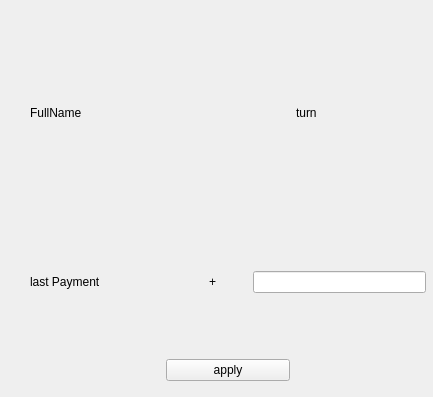
First picture: the form in contributorItemExtended.ui, repository amirfarhoudniya/Chest, before the edit.
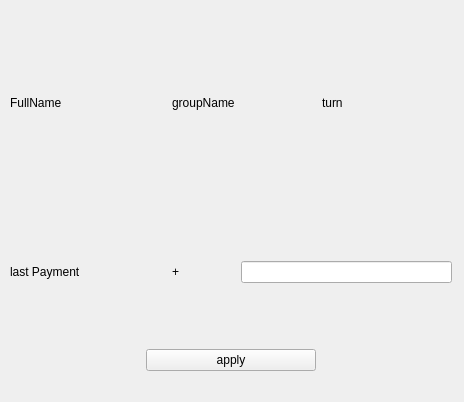
Second picture: the form after the edit.

```diff
--- a/contributorItemExtended.ui
+++ b/contributorItemExtended.ui
@@ -6,39 +6,43 @@
    <rect>
     <x>0</x>
     <y>0</y>
-    <width>433</width>
-    <height>397</height>
+    <width>464</width>
+    <height>402</height>
    </rect>
   </property>
   <property name="windowTitle">
    <string>Form</string>
   </property>
-  <widget class="QWidget" name="">
+  <widget class="QWidget" name="layoutWidget">
    <property name="geometry">
     <rect>
-     <x>30</x>
-     <y>20</y>
-     <width>396</width>
+     <x>10</x>
+     <y>10</y>
+     <width>442</width>
      <height>361</height>
     </rect>
    </property>
    <layout class="QGridLayout" name="gridLayout">
-    <item row="2" column="2">
-     <spacer name="verticalSpacer_4">
+    <item row="1" column="3">
+     <spacer name="horizontalSpacer_3">
       <property name="orientation">
-       <enum>Qt::Vertical</enum>
-      </property>
-      <property name="sizeType">
-       <enum>QSizePolicy::Fixed</enum>
+       <enum>Qt::Horizontal</enum>
       </property>
       <property name="sizeHint" stdset="0">
        <size>
-        <width>20</width>
-        <height>60</height>
+        <width>40</width>
+        <height>20</height>
        </size>
       </property>
      </spacer>
     </item>
+    <item row="1" column="0" colspan="2">
+     <widget class="QLabel" name="fullName_label">
+      <property name="text">
+       <string>FullName</string>
+      </property>
+     </widget>
+    </item>
     <item row="6" column="0">
      <spacer name="horizontalSpacer_2">
       <property name="orientation">
@@ -55,6 +59,78 @@
       </property>
      </spacer>
     </item>
+    <item row="4" column="3" colspan="3">
+     <widget class="QLineEdit" name="payment_lineEdit">
+      <property name="sizePolicy">
+       <sizepolicy hsizetype="Expanding" vsizetype="Preferred">
+        <horstretch>0</horstretch>
+        <verstretch>0</verstretch>
+       </sizepolicy>
+      </property>
+     </widget>
+    </item>
+    <item row="6" column="1" colspan="3">
+     <widget class="QPushButton" name="apply_pushButton">
+      <property name="text">
+       <string>apply</string>
+      </property>
+     </widget>
+    </item>
+    <item row="3" column="2">
+     <spacer name="verticalSpacer_4">
+      <property name="orientation">
+       <enum>Qt::Vertical</enum>
+      </property>
+      <property name="sizeType">
+       <enum>QSizePolicy::Fixed</enum>
+      </property>
+      <property name="sizeHint" stdset="0">
+       <size>
+        <width>20</width>
+        <height>60</height>
+       </size>
+      </property>
+     </spacer>
+    </item>
+    <item row="6" column="4" colspan="2">
+     <spacer name="horizontalSpacer">
+      <property name="orientation">
+       <enum>Qt::Horizontal</enum>
+      </property>
+      <property name="sizeType">
+       <enum>QSizePolicy::Fixed</enum>
+      </property>
+      <property name="sizeHint" stdset="0">
+       <size>
+        <width>130</width>
+        <height>20</height>
+       </size>
+      </property>
+     </spacer>
+    </item>
+    <item row="3" column="1">
+     <spacer name="verticalSpacer_5">
+      <property name="orientation">
+       <enum>Qt::Vertical</enum>
+      </property>
+      <property name="sizeType">
+       <enum>QSizePolicy::Fixed</enum>
+      </property>
+      <property name="sizeHint" stdset="0">
+       <size>
+        <width>20</width>
+        <height>60</height>
+       </size>
+      </property>
+     </spacer>
+    </item>
+    <item row="1" column="4">
+     <widget class="QLabel" name="turn_label">
+      <property name="text">
+       <string>turn</string>
+      </property>
+     </widget>
+    </item>
     <item row="5" column="2">
      <spacer name="verticalSpacer_2">
       <property name="orientation">
@@ -71,13 +147,81 @@
       </property>
      </spacer>
     </item>
+    <item row="2" column="4">
+     <spacer name="verticalSpacer_8">
+      <property name="orientation">
+       <enum>Qt::Vertical</enum>
+      </property>
+      <property name="sizeHint" stdset="0">
+       <size>
+        <width>20</width>
+        <height>40</height>
+       </size>
+      </property>
+     </spacer>
+    </item>
+    <item row="1" column="2">
+     <widget class="QLabel" name="groupName_label">
+      <property name="text">
+       <string>groupName</string>
+      </property>
+     </widget>
+    </item>
+    <item row="5" column="1">
+     <spacer name="verticalSpacer">
+      <property name="orientation">
+       <enum>Qt::Vertical</enum>
+      </property>
+      <property name="sizeType">
+       <enum>QSizePolicy::Fixed</enum>
+      </property>
+      <property name="sizeHint" stdset="0">
+       <size>
+        <width>20</width>
+        <height>60</height>
+       </size>
+      </property>
+     </spacer>
+    </item>
     <item row="4" column="2">
      <widget class="QLabel" name="label">
+      <property name="sizePolicy">
+       <sizepolicy hsizetype="Fixed" vsizetype="Fixed">
+        <horstretch>0</horstretch>
+        <verstretch>0</verstretch>
+       </sizepolicy>
+      </property>
       <property name="text">
        <string>+</string>
       </property>
      </widget>
     </item>
+    <item row="1" column="5">
+     <spacer name="horizontalSpacer_4">
+      <property name="orientation">
+       <enum>Qt::Horizontal</enum>
+      </property>
+      <property name="sizeHint" stdset="0">
+       <size>
+        <width>40</width>
+        <height>20</height>
+       </size>
+      </property>
+     </spacer>
+    </item>
+    <item row="0" column="4">
+     <spacer name="verticalSpacer_7">
+      <property name="orientation">
+       <enum>Qt::Vertical</enum>
+      </property>
+      <property name="sizeHint" stdset="0">
+       <size>
+        <width>20</width>
+        <height>40</height>
+       </size>
+      </property>
+     </spacer>
+    </item>
     <item row="5" column="3">
      <spacer name="verticalSpacer_3">
       <property name="orientation">
@@ -94,28 +238,18 @@
       </property>
      </spacer>
     </item>
-    <item row="4" column="3" colspan="2">
-     <widget class="QLineEdit" name="payment_lineEdit"/>
-    </item>
-    <item row="6" column="1" colspan="3">
-     <widget class="QPushButton" name="apply_pushButton">
-      <property name="text">
-       <string>apply</string>
-      </property>
-     </widget>
-    </item>
-    <item row="6" column="4">
-     <spacer name="horizontalSpacer">
+    <item row="3" column="3">
+     <spacer name="verticalSpacer_6">
       <property name="orientation">
-       <enum>Qt::Horizontal</enum>
+       <enum>Qt::Vertical</enum>
       </property>
       <property name="sizeType">
        <enum>QSizePolicy::Fixed</enum>
       </property>
       <property name="sizeHint" stdset="0">
        <size>
-        <width>130</width>
-        <height>20</height>
+        <width>20</width>
+        <height>60</height>
        </size>
       </property>
      </spacer>
@@ -127,68 +261,6 @@
       </property>
      </widget>
     </item>
-    <item row="0" column="0" colspan="2">
-     <widget class="QLabel" name="fullName_label">
-      <property name="text">
-       <string>FullName</string>
-      </property>
-     </widget>
-    </item>
-    <item row="5" column="1">
-     <spacer name="verticalSpacer">
-      <property name="orientation">
-       <enum>Qt::Vertical</enum>
-      </property>
-      <property name="sizeType">
-       <enum>QSizePolicy::Fixed</enum>
-      </property>
-      <property name="sizeHint" stdset="0">
-       <size>
-        <width>20</width>
-        <height>60</height>
-       </size>
-      </property>
-     </spacer>
-    </item>
-    <item row="2" column="1">
-     <spacer name="verticalSpacer_5">
-      <property name="orientation">
-       <enum>Qt::Vertical</enum>
-      </property>
-      <property name="sizeType">
-       <enum>QSizePolicy::Fixed</enum>
-      </property>
-      <property name="sizeHint" stdset="0">
-       <size>
-        <width>20</width>
-        <height>60</height>
-       </size>
-      </property>
-     </spacer>
-    </item>
-    <item row="2" column="3">
-     <spacer name="verticalSpacer_6">
-      <property name="orientation">
-       <enum>Qt::Vertical</enum>
-      </property>
-      <property name="sizeType">
-       <enum>QSizePolicy::Fixed</enum>
-      </property>
-      <property name="sizeHint" stdset="0">
-       <size>
-        <width>20</width>
-        <height>60</height>
-       </size>
-      </property>
-     </spacer>
-    </item>
-    <item row="0" column="4">
-     <widget class="QLabel" name="turn_label">
-      <property name="text">
-       <string>turn</string>
-      </property>
-     </widget>
-    </item>
    </layout>
   </widget>
  </widget>
```
